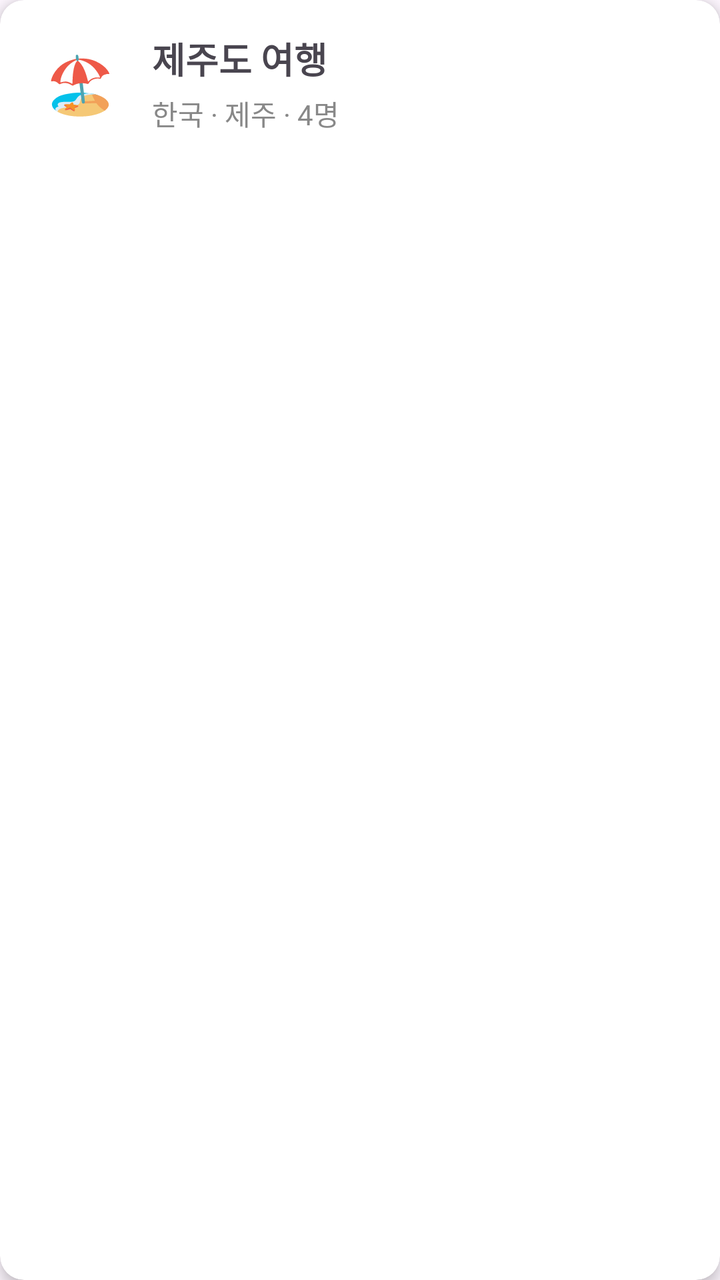
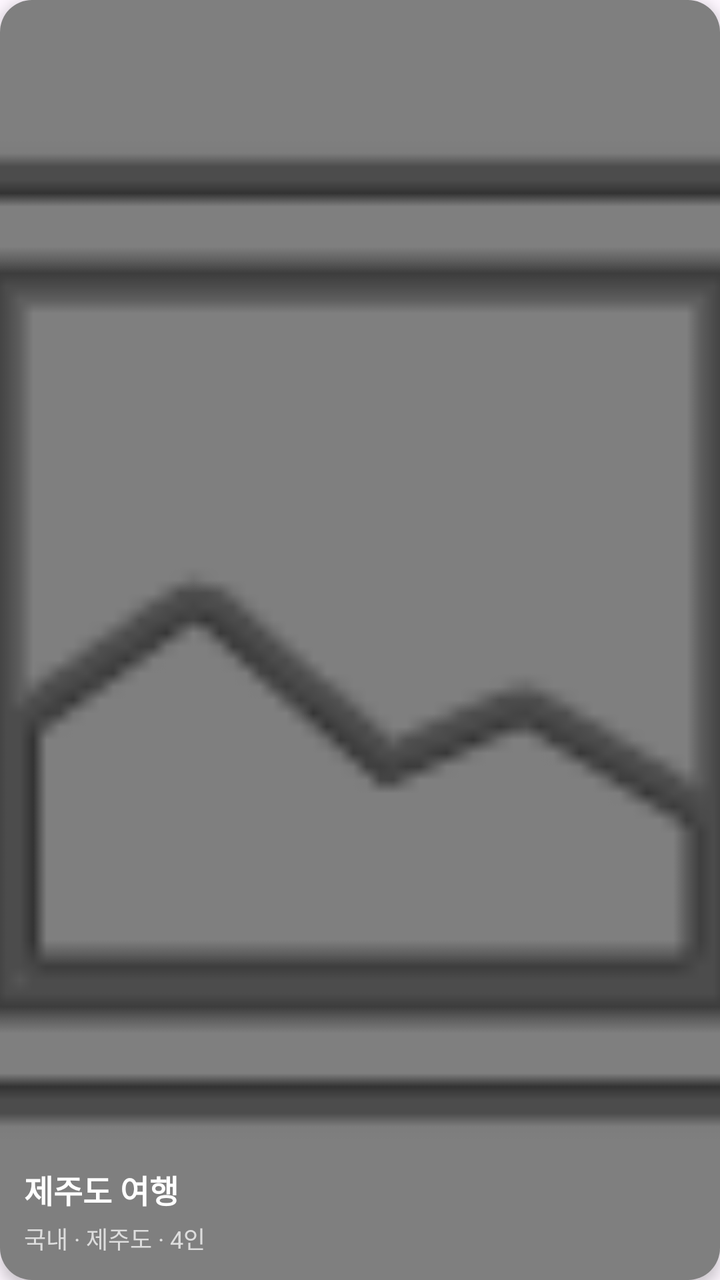

Compare the two renders of this Android layout. The source of the first and the diff that turns it into the second are given below.
<!-- AndroidManifest.xml: application theme Theme.TestAppJSH -->
<!-- res/layout/item_room.xml -->
<?xml version="1.0" encoding="utf-8"?>
<androidx.cardview.widget.CardView
    xmlns:android="http://schemas.android.com/apk/res/android"
    xmlns:app="http://schemas.android.com/apk/res-auto"
    android:layout_width="match_parent"
    android:layout_height="wrap_content"
    android:layout_marginHorizontal="16dp"
    android:layout_marginVertical="8dp"
    app:cardCornerRadius="12dp"
    app:cardElevation="4dp">

    <LinearLayout
        android:layout_width="match_parent"
        android:layout_height="wrap_content"
        android:orientation="horizontal"
        android:padding="16dp"
        android:gravity="center_vertical">

        
        <TextView
            android:id="@+id/tvRoomEmoji"
            android:layout_width="48dp"
            android:layout_height="48dp"
            android:text="🏖️"
            android:textSize="28sp"
            android:gravity="center" />

        
        <LinearLayout
            android:layout_width="match_parent"
            android:layout_height="wrap_content"
            android:orientation="vertical"
            android:layout_marginStart="12dp">

            <TextView
                android:id="@+id/tvRoomName"
                android:layout_width="wrap_content"
                android:layout_height="wrap_content"
                android:text="제주도 여행"
                android:textSize="18sp"
                android:textStyle="bold" />

            <TextView
                android:id="@+id/tvRoomInfo"
                android:layout_width="wrap_content"
                android:layout_height="wrap_content"
                android:text="한국 · 제주 · 4명"
                android:textSize="14sp"
                android:textColor="#888888"
                android:layout_marginTop="4dp" />

        </LinearLayout>

    </LinearLayout>

</androidx.cardview.widget.CardView>
<!-- resources referenced by this layout -->
<resources>
  <style name="Theme.TestAppJSH" parent="Base.Theme.TestAppJSH" />
  <style name="Base.Theme.TestAppJSH" parent="Theme.Material3.DayNight.NoActionBar">
          
          
      </style>
</resources>

<!-- the commit's change to res/layout/item_room.xml (unified diff, before → after) -->
@@ -3,53 +3,48 @@
     xmlns:android="http://schemas.android.com/apk/res/android"
     xmlns:app="http://schemas.android.com/apk/res-auto"
     android:layout_width="match_parent"
-    android:layout_height="wrap_content"
-    android:layout_marginHorizontal="16dp"
-    android:layout_marginVertical="8dp"
-    app:cardCornerRadius="12dp"
+    android:layout_height="160dp"
+    android:layout_margin="8dp"
+    app:cardCornerRadius="16dp"
     app:cardElevation="4dp">
 
+    <ImageView
+        android:id="@+id/ivRoomImage"
+        android:layout_width="match_parent"
+        android:layout_height="match_parent"
+        android:scaleType="centerCrop"
+        android:src="@android:drawable/ic_menu_gallery" />
+
+    <View
+        android:layout_width="match_parent"
+        android:layout_height="match_parent"
+        android:background="#80000000" />
+
+    
     <LinearLayout
         android:layout_width="match_parent"
         android:layout_height="wrap_content"
-        android:orientation="horizontal"
-        android:padding="16dp"
-        android:gravity="center_vertical">
+        android:layout_gravity="bottom"
+        android:orientation="vertical"
+        android:padding="12dp">
 
-        
         <TextView
-            android:id="@+id/tvRoomEmoji"
-            android:layout_width="48dp"
-            android:layout_height="48dp"
-            android:text="🏖️"
-            android:textSize="28sp"
-            android:gravity="center" />
-
-        
-        <LinearLayout
+            android:id="@+id/tvRoomName"
             android:layout_width="match_parent"
             android:layout_height="wrap_content"
-            android:orientation="vertical"
-            android:layout_marginStart="12dp">
+            android:text="제주도 여행"
+            android:textColor="#FFFFFF"
+            android:textSize="16sp"
+            android:textStyle="bold" />
 
-            <TextView
-                android:id="@+id/tvRoomName"
-                android:layout_width="wrap_content"
-                android:layout_height="wrap_content"
-                android:text="제주도 여행"
-                android:textSize="18sp"
-                android:textStyle="bold" />
-
-            <TextView
-                android:id="@+id/tvRoomInfo"
-                android:layout_width="wrap_content"
-                android:layout_height="wrap_content"
-                android:text="한국 · 제주 · 4명"
-                android:textSize="14sp"
-                android:textColor="#888888"
-                android:layout_marginTop="4dp" />
-
-        </LinearLayout>
+        <TextView
+            android:id="@+id/tvRoomInfo"
+            android:layout_width="match_parent"
+            android:layout_height="wrap_content"
+            android:text="국내 · 제주도 · 4인"
+            android:textColor="#DDDDDD"
+            android:textSize="12sp"
+            android:layout_marginTop="4dp" />
 
     </LinearLayout>
 
